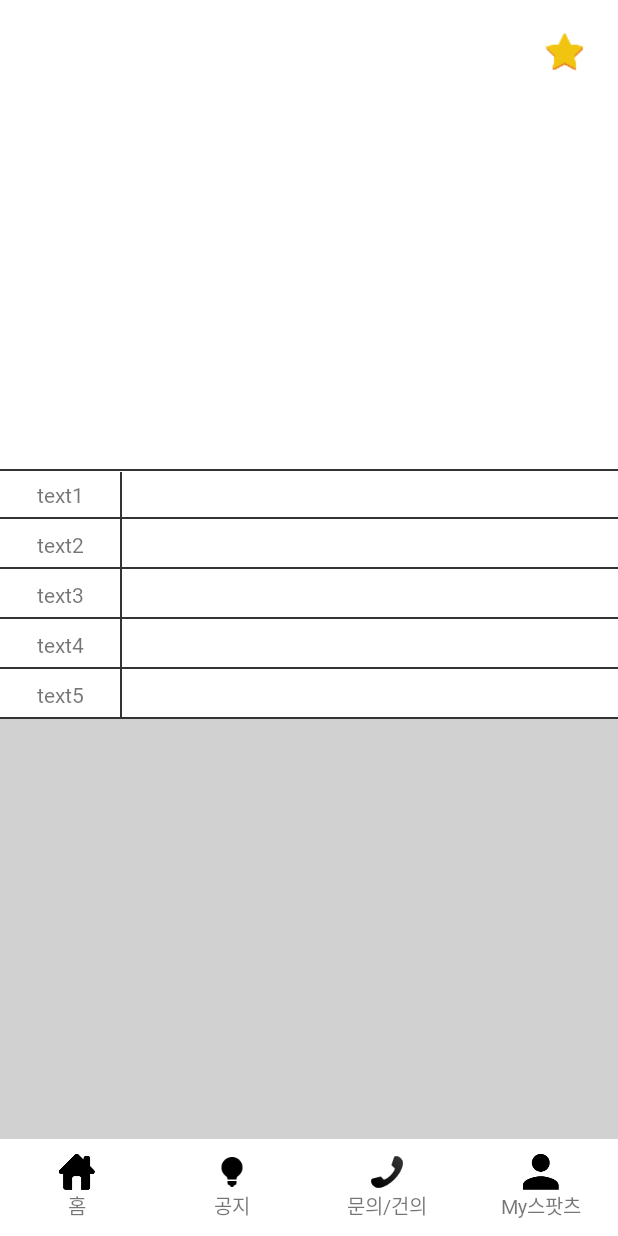
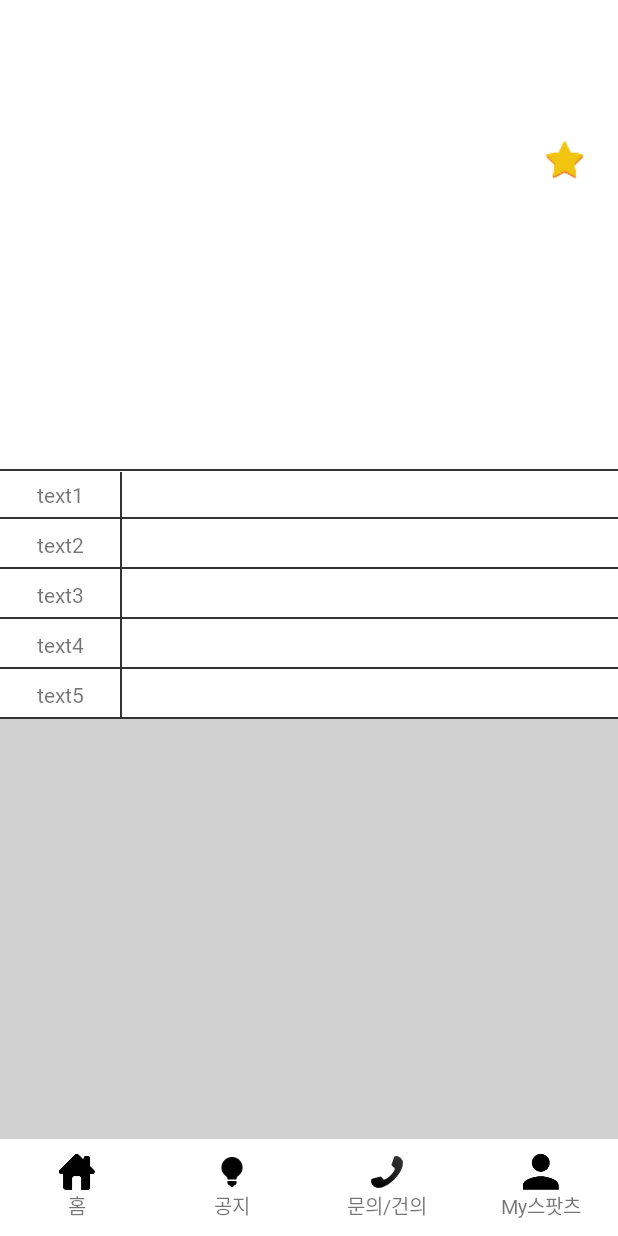
Before and after one commit to skydusic/spotz, an Android app: the DetailList screen opened directly, with no data from a screen before it, after a tap on an icon or button, on a phone screen of 412 x 824 dp. Run offline under Robolectric (Android 15) with nearby library versions, the phone set to English and light mode, and no system bars; our stand-ins replace AdMob, Firebase (no records; nobody signed in at launch, a user with empty details on screens opened directly); Roboto replaces fonts that are not available here; 16 statements that could not run were skipped.

Commit message:
즐겨찾기 수정

```diff
--- a/addsup/app/src/main/java/addup/fpcompany/com/addsup/ActionDetailActivity.java
+++ b/addsup/app/src/main/java/addup/fpcompany/com/addsup/ActionDetailActivity.java
@@ -84,14 +84,12 @@ public class ActionDetailActivity extends AppCompatActivity {
 
     protected void showList(String json) {
 
-        Log.d("heu", "제이슨 :" + json);
         try {
             JSONObject jsonObj = new JSONObject(json);
             post = jsonObj.getJSONArray(TAG_RESULTS);
 
             for (int i = 0; i < post.length(); i++) {
                 JSONObject c = post.getJSONObject(i);
-                Log.d("heu", "텍스트1 : " + c.getString("text1"));
                 listArr.add(new listItem(String.valueOf(c.getInt(TAG_ID)), c.getString(TAG_USERNAME), c.getString(TAG_CONTENTS),
                         c.getString(TAG_IMAGE), ClubList.settingTimes(c.getString(TAG_CREATED)), c.getString("listname"),
                         c.getString("text1"), c.getString("text2"), c.getString("text3"), c.getString("text4"),
--- a/addsup/app/src/main/java/addup/fpcompany/com/addsup/DetailList.java
+++ b/addsup/app/src/main/java/addup/fpcompany/com/addsup/DetailList.java
@@ -162,16 +162,7 @@ public class DetailList extends AppCompatActivity implements View.OnClickListene
         insert.requestPost(listname, idx);
 
         //즐겨찾기 플래그
-        for (int i = 0; i < MainActivity.favoriteArr.size(); i++) {
-            favoriteTemp = MainActivity.favoriteArr.get(i);
-            if (favoriteTemp.getListname().equals(listname) && favoriteTemp.getPostidx().equals(idx)) {
-                favoriteFLAG = true;
-                favorite.setImageResource(R.drawable.yellowstar);
-            } else {
-                favorite.setImageResource(R.drawable.blackstar);
-
-            }
-        }
+        favImageSet();
 
         favorite.setOnClickListener(this);
 
@@ -187,16 +178,17 @@ public class DetailList extends AppCompatActivity implements View.OnClickListene
             } else {
                 favoriteFLAG = false;
                 favorite.setImageResource(R.drawable.blackstar);
+
             }
+            Log.d("heu", "플래그 :" + favoriteFLAG);
         }
-        favorite.setOnClickListener(this);
+
     }
 
     private void favoriteSet() {
         MainActivity.getFavorite fav = new MainActivity.getFavorite();
         MainActivity.favoriteArr.clear();
         fav.requestPost(MainActivity.mUsername);
-        handler2.sendEmptyMessageDelayed(1000, 100);
     }
 
     private void setRecyclerView() {
@@ -240,17 +232,15 @@ public class DetailList extends AppCompatActivity implements View.OnClickListene
                     favorite.setImageResource(R.drawable.blackstar);
                     favoriteDelete delete = new favoriteDelete();
                     delete.requestPost(idx);
-
-                    favoriteFLAG = !favoriteFLAG;
-                    MainActivity.getFavorite fav = new MainActivity.getFavorite();
-                    fav.requestPost(MainActivity.mUsername);
-
+                    favoriteFLAG = false;
                 } else {
                     favorite.setImageResource(R.drawable.yellowstar);
                     favoriteInsert insert = new favoriteInsert();
                     insert.requestPost(listname, idx);
+                    favoriteFLAG = true;
                 }
-                Log.d("heu", "플래그 : " + favoriteFLAG);
+                MainActivity.getFavorite fav = new MainActivity.getFavorite();
+                fav.requestPost(MainActivity.mUsername);
                 break;
         }
     }
@@ -307,11 +297,11 @@ public class DetailList extends AppCompatActivity implements View.OnClickListene
         @Override
         public void handleMessage(Message msg) {
             super.handleMessage(msg);
+            removeMessages(1000);
             if (MainActivity.favoriteArr != null) {
                 favImageSet();
-                removeMessages(1000);
             } else {
-                handler2.sendEmptyMessageDelayed(1000, 200);
+                handler2.sendEmptyMessageDelayed(1000, 300);
             }
 
         }
@@ -349,7 +339,10 @@ public class DetailList extends AppCompatActivity implements View.OnClickListene
         //Client 생성
         OkHttpClient client = new OkHttpClient();
 
-        public void requestPost(String listname, String postidx) {
+        public void requestPost(final String listname, final String postidx) {
+
+//            배열에 아이템 추가
+            MainActivity.favoriteArr.add(new favoriteItem(username, listname, postidx));
 
             //Request Body에 서버에 보낼 데이터 작성
             RequestBody requestBody = new FormBody.Builder().
@@ -369,7 +362,7 @@ public class DetailList extends AppCompatActivity implements View.OnClickListene
                 @Override
                 public void onResponse(Call call, Response response) throws IOException {
 //                    Log.d("heu", "favorite res : " + response.body().string());
-                    favoriteSet();
+//                    favoriteSet();
                 }
             });
         }
--- a/addsup/app/src/main/java/addup/fpcompany/com/addsup/adapter/MainListAdater.java
+++ b/addsup/app/src/main/java/addup/fpcompany/com/addsup/adapter/MainListAdater.java
@@ -3,7 +3,6 @@ package addup.fpcompany.com.addsup.adapter;
 import android.content.Context;
 import android.graphics.Typeface;
 import android.support.v7.widget.RecyclerView;
-import android.util.Log;
 import android.view.LayoutInflater;
 import android.view.View;
 import android.view.ViewGroup;
@@ -60,7 +59,6 @@ public class MainListAdater extends RecyclerView.Adapter<MainListAdater.ViewHold
         if (!listItem.getImage().equals("")) {
             String[] temp = listItem.getImage().split(",");
             if (!temp.equals("")) {
-                Log.d("heu", "이미지 패스 : " + url + temp[0]);
                 Glide.with(context).load(url + temp[0]).into(holder.imageViewHolder);
             } else {
                 Glide.with(context).load(R.drawable.emptyimg).into(holder.imageViewHolder);
--- a/addsup/app/src/main/java/addup/fpcompany/com/addsup/insertActivity.java
+++ b/addsup/app/src/main/java/addup/fpcompany/com/addsup/insertActivity.java
@@ -551,8 +551,6 @@ public class insertActivity extends AppCompatActivity implements AdapterView.OnI
                                String image, String listname, String spindata1, String spindata2,
                                String text1, String text2, String text3, String text4, String text5) {
 
-            Log.d("heu", "이미지 : " + image);
-
             RequestBody requestBody = new FormBody.Builder().
                     add("contents", contents).
                     add("username", username).
--- a/addsup/app/src/main/res/layout/activity_detail_list.xml
+++ b/addsup/app/src/main/res/layout/activity_detail_list.xml
@@ -6,15 +6,6 @@
     android:background="#fff"
     tools:context="addup.fpcompany.com.addsup.DetailList">
 
-    <ImageView
-        android:id="@+id/favorite"
-        android:layout_width="40dp"
-        android:layout_height="40dp"
-        android:layout_alignParentEnd="true"
-        android:layout_marginEnd="15dp"
-        android:layout_marginTop="15dp"
-        android:padding="5dp"
-        android:src="@drawable/blackstar" />
 
     <ScrollView
         android:layout_width="match_parent"
@@ -25,12 +16,21 @@
             android:layout_width="match_parent"
             android:layout_height="wrap_content">
 
+            <ImageView
+                android:id="@+id/favorite"
+                android:layout_width="40dp"
+                android:layout_height="40dp"
+                android:layout_alignParentEnd="true"
+                android:layout_marginEnd="15dp"
+                android:padding="5dp"
+                android:src="@drawable/blackstar" />
+
             <android.support.v4.view.ViewPager
                 android:id="@+id/viewPager"
                 android:layout_width="match_parent"
                 android:layout_height="180dp"
-                android:layout_marginBottom="5dp"
-                android:layout_marginTop="5dp" />
+                android:layout_below="@+id/favorite"
+                android:layout_marginBottom="5dp"/>
 
 
             <RelativeLayout
@@ -131,8 +131,8 @@
                     android:layout_width="80dp"
                     android:layout_height="30dp"
                     android:layout_below="@+id/text3Line"
+                    android:layout_marginTop="2dp"
                     android:gravity="center"
-                    android:layout_marginTop="2dp"
                     android:text="@string/detailmenu4" />
 
                 <TextView
```
Also changed, not shown: 1 other file.
